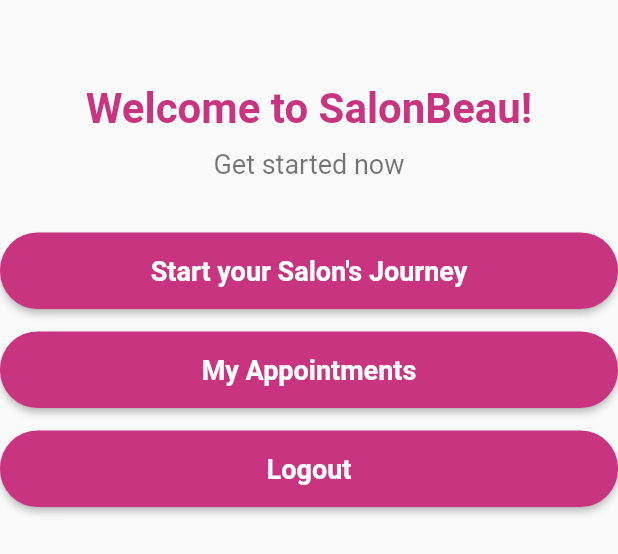
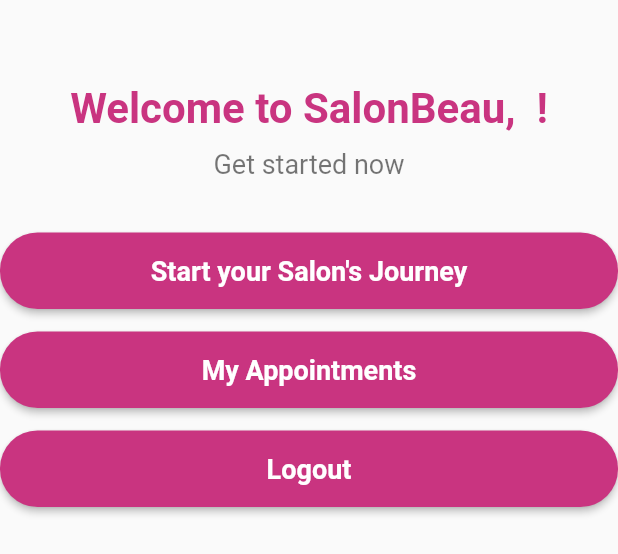
Before and after one commit to iRaySpace/salon_app, a Flutter app: the CustomerProfileColumn widget shown alone on an empty page, opened directly with empty values, on a phone screen of 412 x 824 dp. Shown: the top 554 px of the screen. Run offline on Flutter 3.47's test engine with Material 2 defaults, Android fonts, the phone set to English and light mode, and no system bars; our stand-ins replace cloud_firestore, firebase_auth, firebase_core, firebase_storage, image_picker; accounts and stored records are empty.

```diff
--- a/lib/app/pages/profile/profile_view.dart
+++ b/lib/app/pages/profile/profile_view.dart
@@ -206,14 +206,15 @@ class SalonProfileColumn extends StatelessWidget {
 
   @override
   Widget build(BuildContext context) {
+    final name = '${AuthRepository.customer?.firstName ?? ''} ${AuthRepository.customer?.lastName ?? ''}';
     return Column(
       crossAxisAlignment: CrossAxisAlignment.stretch,
       children: [
         const SizedBox(height: 56.0),
-        const Text(
-          'Welcome, ka-SalonBeau!',
+        Text(
+          'Welcome, ka-SalonBeau, $name',
           textAlign: TextAlign.center,
-          style: TextStyle(
+          style: const TextStyle(
             fontSize: 28.0,
             color: Color(0xFFC93480),
             fontWeight: FontWeight.bold,
@@ -269,14 +270,15 @@ class CustomerProfileColumn extends StatelessWidget {
 
   @override
   Widget build(BuildContext context) {
+    final name = '${AuthRepository.customer?.firstName ?? ''} ${AuthRepository.customer?.lastName ?? ''}';
     return Column(
       crossAxisAlignment: CrossAxisAlignment.stretch,
       children: [
         const SizedBox(height: 56.0),
-        const Text(
-          "Welcome to SalonBeau!",
+        Text(
+          "Welcome to SalonBeau, $name!",
           textAlign: TextAlign.center,
-          style: TextStyle(
+          style: const TextStyle(
             fontSize: 28.0,
             color: Color(0xFFC93480),
             fontWeight: FontWeight.bold,
```
